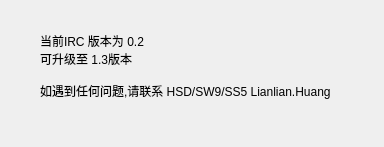
First picture: the form in aboutirc.ui, repository barrycool/IRC_tool, before the edit.
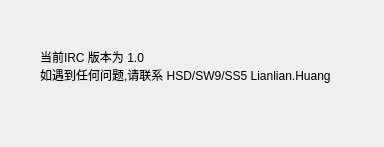
Second picture: the form after the edit.

The edit to the form file:
```diff
--- a/aboutirc.ui
+++ b/aboutirc.ui
@@ -23,9 +23,7 @@
     </rect>
    </property>
    <property name="text">
-    <string>当前IRC 版本为 0.2
-可升级至 1.3版本
-
+    <string>当前IRC 版本为 1.0
 如遇到任何问题,请联系 HSD/SW9/SS5 Lianlian.Huang</string>
    </property>
   </widget>
```
